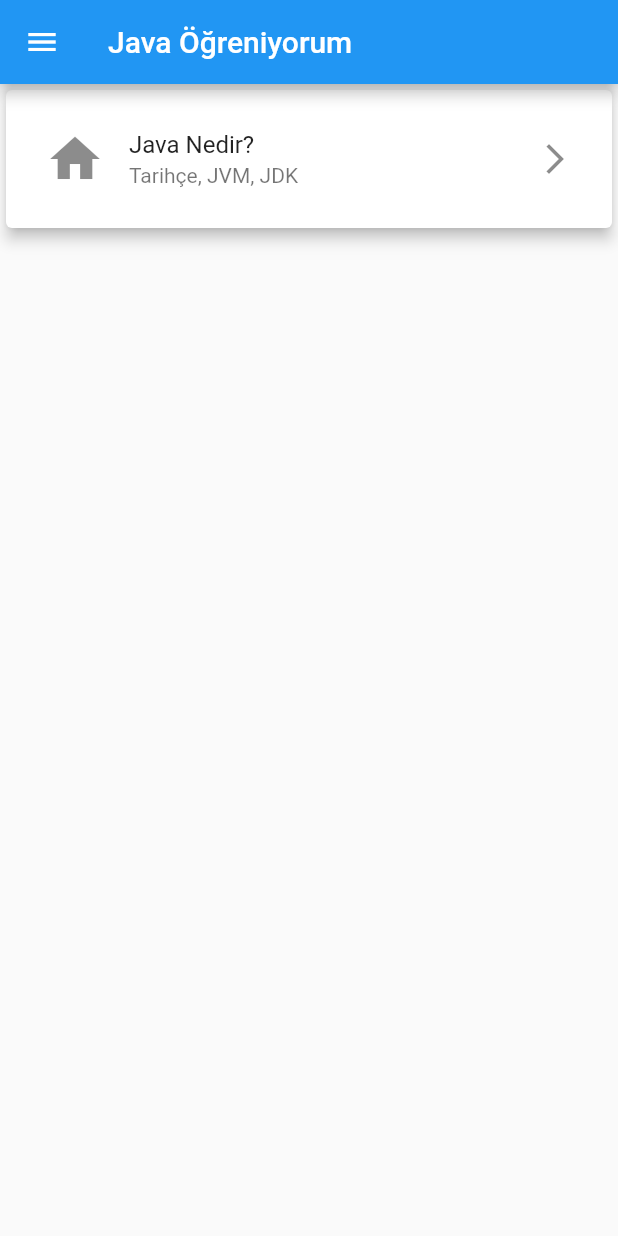
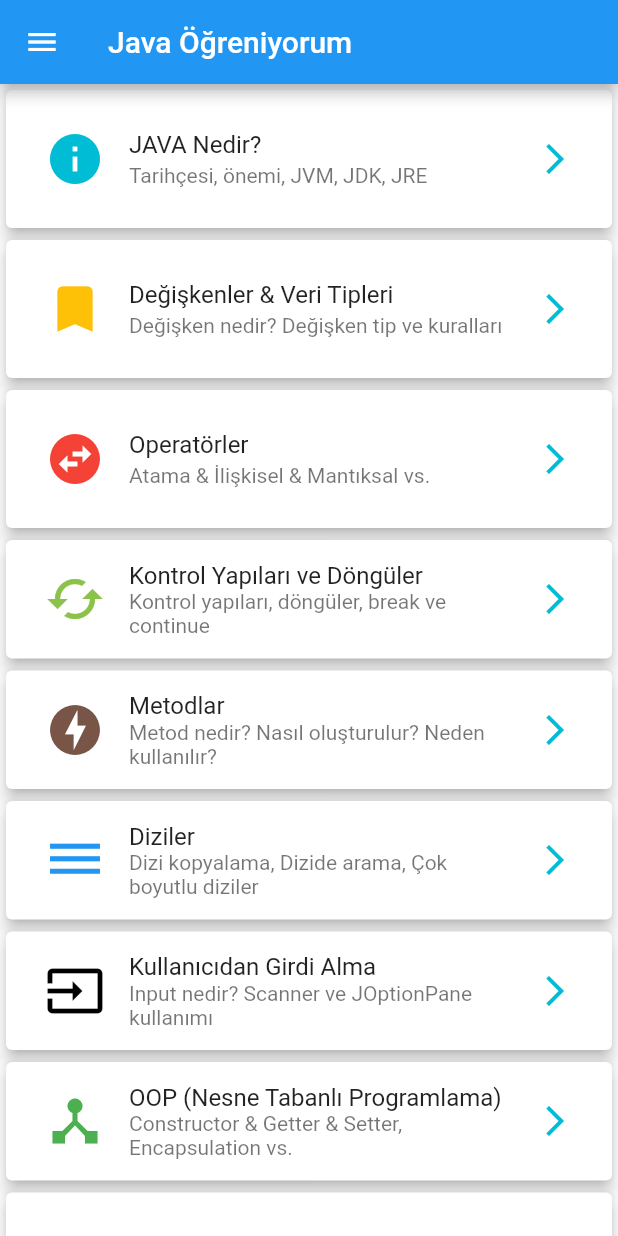
Before and after one commit to nejdetkadir/flutter_learn_java, a Flutter app: the screen it shows after launch, on a phone screen of 412 x 824 dp. Run offline on Flutter 3.47's test engine with Material 2 defaults, Android fonts, the phone set to English and light mode, and no system bars.

Commit message:
Finish main list and static data

```diff
--- a/lib/ListData.dart
+++ /dev/null
@@ -1,24 +0,0 @@
-import 'package:flutter/material.dart';
-
-class ListData {
-  String title;
-  String subTitle;
-  Icon icon;
-
-  ListData(this.title, this.subTitle, this.icon);
-
-  static const List<String> titles = [
-    "Java Nedir?"
-  ];
-
-  static const List<String> subTitles = [
-    "Tarihçe, JVM, JDK"
-  ];
-
-  static const List<Icon> icons = [
-    Icon(
-      Icons.home,
-      size: 40,
-    )
-  ];
-}
--- /dev/null
+++ b/lib/data/ListData.dart
@@ -0,0 +1,137 @@
+import 'package:flutter/material.dart';
+
+class ListData {
+  String title;
+  String subTitle;
+  Icon icon;
+
+  ListData(this.title, this.subTitle, this.icon);
+
+  static const List<String> titles = [
+    "JAVA Nedir?",
+    "Değişkenler & Veri Tipleri",
+    "Operatörler",
+    "Kontrol Yapıları ve Döngüler",
+    "Metodlar",
+    "Diziler",
+    "Kullanıcıdan Girdi Alma",
+    "OOP (Nesne Tabanlı Programlama)",
+    "Soyut Sınıflar (ABSTRACT)",
+    "Arayüz (INTERFACE)",
+    "Çok Biçimlilik (POLYMORPHISM)",
+    "Dahili Sınıflar (INNER CLASSES)",
+    "Hata Yakalama (EXCEPTION HANDLING)",
+    "Dosya İşlemleri (INPUT & OUTPUT)",
+    "Olay Yönetimi",
+    "JAVA ile GUI",
+    "JDBC ve MYSQL"
+  ];
+
+  static const List<String> subTitles = [
+    "Tarihçesi, önemi, JVM, JDK, JRE",
+    "Değişken nedir? Değişken tip ve kuralları",
+    "Atama & İlişkisel & Mantıksal vs.",
+    "Kontrol yapıları, döngüler, break ve continue",
+    "Metod nedir? Nasıl oluşturulur? Neden kullanılır?",
+    "Dizi kopyalama, Dizide arama, Çok boyutlu diziler",
+    "Input nedir? Scanner ve JOptionPane kullanımı",
+    "Constructor & Getter & Setter, Encapsulation vs.",
+    "Abstract sınıf ve kalıtım arasındaki ilişki",
+    "Arayüz nedir? Varsayılan metodlar nelerdir?",
+    "Ploymorphism nedir? Instanceof kullanımı",
+    "Dahili sınıflar, Erişim belirteçleri vs.",
+    "try-catch yapısı, Hata türleri",
+    "Dosya okuma, Dosyaya veri yazma vs.",
+    "Event nedir? Event sınıfları ve kullanımı",
+    "GUI nedir? Swing nedir? Swing kullanımı vs.",
+    "Veritabanı nedir? JDBC kurulumu ve örnekleri, MySQL nedir? MySQL kurulumu ve örnekleri"
+  ];
+
+  static const List<Icon> icons = [
+    Icon(
+      Icons.info,
+      size: 40,
+      color: Colors.cyan,
+    ),
+    Icon(
+      Icons.bookmark,
+      size: 40,
+      color: Colors.amber,
+    ),
+    Icon(
+      Icons.swap_horizontal_circle,
+      size: 40,
+      color: Colors.red,
+    ),
+    Icon(
+      Icons.cached,
+      size: 40,
+      color: Colors.lightGreen,
+    ),
+    Icon(
+      Icons.offline_bolt,
+      size: 40,
+      color: Colors.brown,
+    ),
+    Icon(
+      Icons.dehaze,
+      size: 40,
+      color: Colors.blue,
+    ),
+    Icon(
+      Icons.input,
+      size: 40,
+      color: Colors.black,
+    ),
+    Icon(
+      Icons.device_hub,
+      size: 40,
+      color: Colors.green,
+    ),
+    Icon(
+      Icons.shuffle,
+      size: 40,
+      color: Colors.yellow,
+    ),
+    Icon(
+      Icons.screen_lock_portrait,
+      size: 40,
+      color: Colors.deepPurple,
+    ),
+    Icon(
+      Icons.all_out,
+      size: 40,
+      color: Colors.brown,
+    ),
+    Icon(
+      Icons.memory,
+      size: 40,
+      color: Colors.black,
+    ),
+    Icon(
+      Icons.error,
+      size: 40,
+      color: Colors.red,
+    ),
+    Icon(
+      Icons.insert_drive_file,
+      size: 40,
+      color: Colors.grey,
+    ),
+    Icon(
+      Icons.mouse,
+      size: 40,
+      color: Colors.green,
+    ),
+    Icon(
+      Icons.camera,
+      size: 40,
+      color: Colors.yellow,
+    ),
+    Icon(
+      Icons.developer_board,
+      size: 40,
+      color: Colors.cyan,
+    ),
+  ];
+}
--- a/lib/main.dart
+++ b/lib/main.dart
@@ -1,6 +1,6 @@
 import 'package:flutter/material.dart';
 
-import 'ListData.dart';
+import 'data/ListData.dart';
 
 void main() {
   runApp(MyApp());
@@ -81,7 +81,8 @@ class _MyHomePageState extends State<MyHomePage> {
                   listData[position].subTitle,
                 ),
                 trailing: Icon(
-                  Icons.arrow_forward_ios
+                  Icons.arrow_forward_ios,
+                  color: Colors.cyan,
                 ),
               ),
             ),
```
